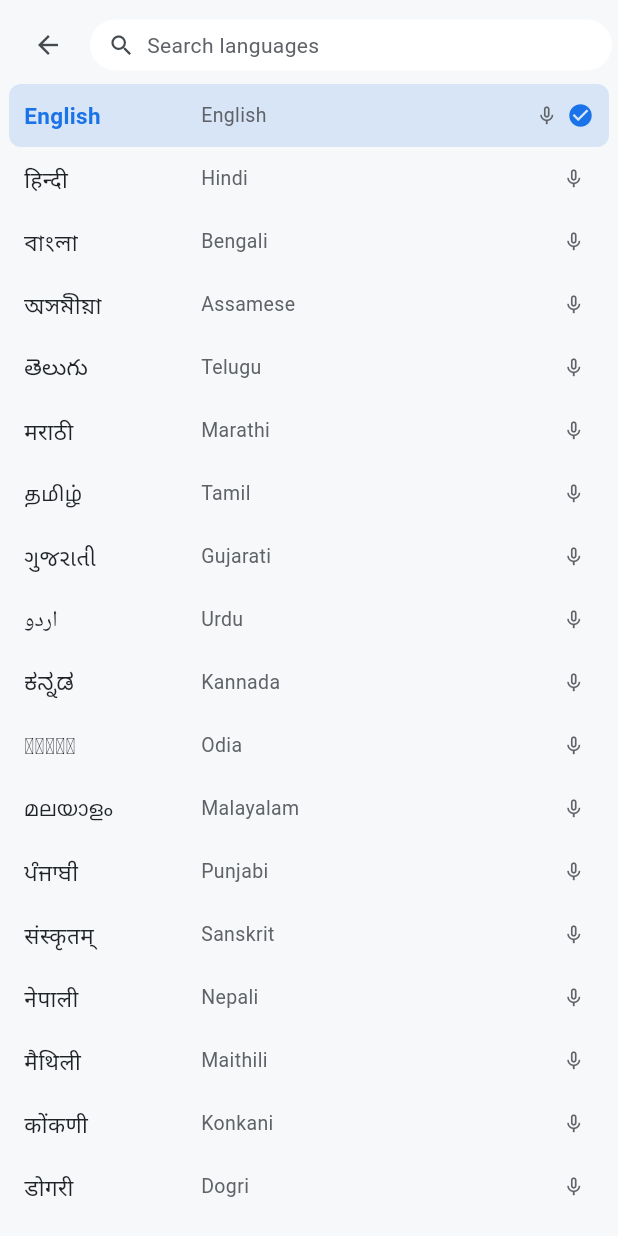
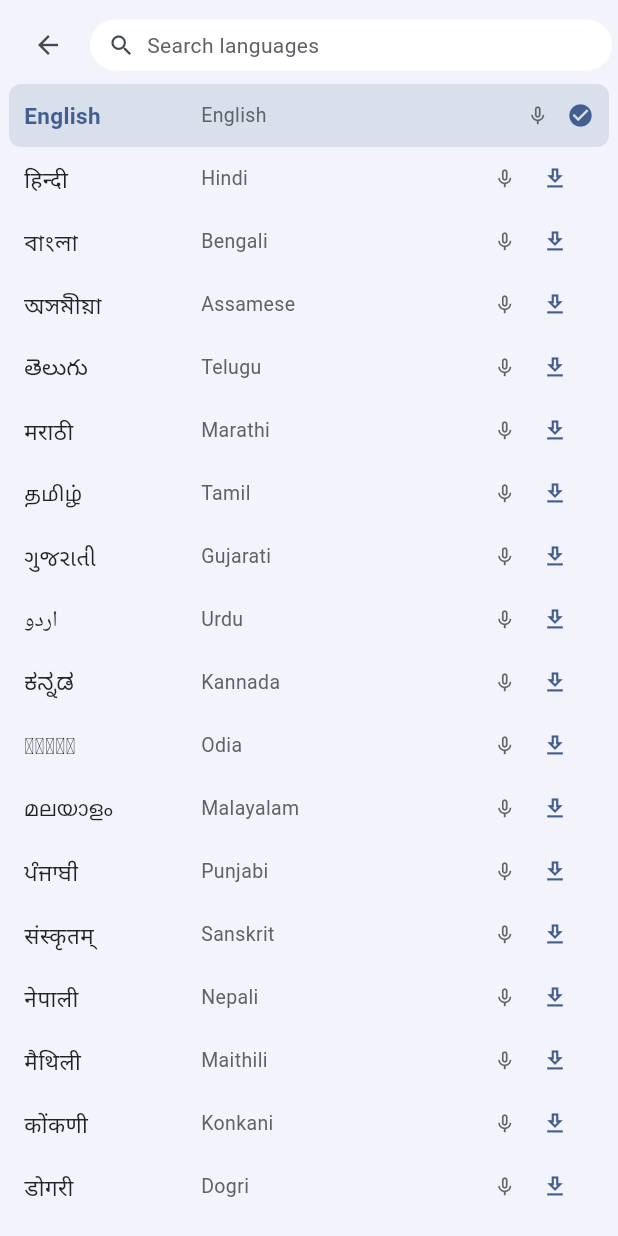
Before and after one commit to sameerswain2026-code/bhasha-keyboard-release, a Flutter app: the LanguagePanel widget shown alone on an empty page, opened directly, on a phone screen of 412 x 824 dp. Run offline on Flutter 3.47's test engine with Material 3 defaults, Android fonts, the phone set to English and light mode, and no system bars; our stand-ins replace shared_preferences; accounts and stored records are empty.

Commit message:
Fix native language packs translation themes and sticker routing

```diff
--- a/lib/core/keyboard_controller.dart
+++ b/lib/core/keyboard_controller.dart
@@ -106,8 +106,13 @@ class KeyboardController extends ChangeNotifier {
   LanguagePack get keyboardLanguage =>
       _micMode == MicMode.translate ? _translateTarget : _language;
   ScriptMode get keyboardScriptMode => _micMode == MicMode.translate
-      ? _translateOutputStyle
-      : _scriptMode;
+      ? (_translateOutputStyle == ScriptMode.native &&
+              !isLanguageInstalled(_translateTarget)
+          ? ScriptMode.roman
+          : _translateOutputStyle)
+      : (_scriptMode == ScriptMode.native && !isLanguageInstalled(_language)
+          ? ScriptMode.roman
+          : _scriptMode);
   int get nativePageCount => keyboardLanguage.isLatin
       ? 1
       : nativeLayoutPagesFor(keyboardLanguage).length;
@@ -229,6 +234,27 @@ class KeyboardController extends ChangeNotifier {
   // ---- Language / script ----
   LanguagePack _language = LanguageRegistry.byId('en');
   LanguagePack get language => _language;
+
+  /// Native alphabets are optional packs so the base APK stays lightweight.
+  /// English is built in; other packs become available after installation.
+  final Set<String> _installedLanguagePacks = {'en'};
+  bool isLanguageInstalled(LanguagePack pack) =>
+      pack.isLatin || _installedLanguagePacks.contains(pack.id);
+  List<String> get installedLanguagePackIds =>
+      List.unmodifiable(_installedLanguagePacks);
+
+  void installLanguagePack(LanguagePack pack) {
+    _installedLanguagePacks.add(pack.id);
+    _persist('installedLanguagePacks', _installedLanguagePacks.toList());
+    notifyListeners();
+  }
+
+  void uninstallLanguagePack(LanguagePack pack) {
+    if (pack.id == 'en' || pack.id == _language.id) return;
+    _installedLanguagePacks.remove(pack.id);
+    _persist('installedLanguagePacks', _installedLanguagePacks.toList());
+    notifyListeners();
+  }
 
   ScriptMode _scriptMode = ScriptMode.roman;
   ScriptMode get scriptMode => _scriptMode;
@@ -644,6 +670,10 @@ class KeyboardController extends ChangeNotifier {
   Future<void> _loadPrefs() async {
     try {
       final prefs = await SharedPreferences.getInstance();
+      _installedLanguagePacks
+        ..clear()
+        ..addAll(prefs.getStringList('installedLanguagePacks') ?? const ['en']);
+      _installedLanguagePacks.add('en');
       final langId = prefs.getString('language');
       if (langId != null) _language = LanguageRegistry.byId(langId);
       final mode = prefs.getString('scriptMode');
@@ -1691,6 +1721,20 @@ class KeyboardController extends ChangeNotifier {
   Future<String> _resolveVoiceText(String text) async {
     if (_micMode != MicMode.translate) return text;
     try {
+      // The offline provider has no semantic Indic-to-Indic dictionary and
+      // previously returned transliteration, which made Hindi↔Odia,
+      // Bengali↔Odia, etc. appear untranslated. Use the configured Gemini
+      // service for these pairs while retaining the fast offline path for
+      // English pairs.
+      if (!_translateSource.isLatin && !_translateTarget.isLatin &&
+          _translateSource.id != _translateTarget.id) {
+        return await _speechPolisher.translateText(
+          text,
+          sourceLanguage: _translateSource.englishName,
+          targetLanguage: _translateTarget.englishName,
+          native: _translateOutputStyle == ScriptMode.native,
+        );
+      }
       String english = text;
       if (!_serverSideTranslateSupported) {
         english = _translateSource.id == 'en'
@@ -1793,6 +1837,17 @@ class KeyboardController extends ChangeNotifier {
     // destination language. This avoids the old trial-through-every-language
     // behavior, which was slow and often selected the wrong source.
     final source = TranslationLanguageDetector.detect(text);
+    if (!source.isLatin && !target.isLatin && source.id != target.id) {
+      final translated = await _speechPolisher.translateText(
+        text,
+        sourceLanguage: source.englishName,
+        targetLanguage: target.englishName,
+        native: target.supportsNative,
+      );
+      await replacer(translated);
+      if (speak) await hostTextSpeaker?.call(translated, target.locale);
+      return;
+    }
     final english = source.id == 'en'
         ? text
         : await _translationEngine.translate(
--- a/lib/ui/kb_theme.dart
+++ b/lib/ui/kb_theme.dart
@@ -35,6 +35,31 @@ class KbTheme {
     required this.panelBg,
   });
 
+  KbTheme copyWith({
+    Color? keyBg,
+    Color? keyBgSpecial,
+    Color? keyBgPressed,
+    Color? icon,
+    Color? accent,
+    Color? accentText,
+    Color? border,
+    Color? panelBg,
+  }) => KbTheme(
+    background: background,
+    keyBg: keyBg ?? this.keyBg,
+    keyBgSpecial: keyBgSpecial ?? this.keyBgSpecial,
+    keyBgPressed: keyBgPressed ?? this.keyBgPressed,
+    keyText: keyText,
+    keyTextSecondary: keyTextSecondary,
+    icon: icon ?? this.icon,
+    accent: accent ?? this.accent,
+    accentText: accentText ?? this.accentText,
+    stripBg: stripBg,
+    suggestionText: suggestionText,
+    border: border ?? this.border,
+    panelBg: panelBg ?? this.panelBg,
+  );
+
   static const light = KbTheme(
     background: Color(0xFFE8EAED),
     keyBg: Color(0xFFFFFFFF),
@@ -68,6 +93,17 @@ class KbTheme {
   );
 
   static KbTheme of(BuildContext context) {
-    return Theme.of(context).brightness == Brightness.dark ? dark : light;
+    final material = Theme.of(context);
+    final base = material.brightness == Brightness.dark ? dark : light;
+    final primary = material.colorScheme.primary;
+    final surface = material.colorScheme.surface;
+    return base.copyWith(
+      accent: primary,
+      accentText: material.colorScheme.onPrimary,
+      keyBgSpecial: Color.alphaBlend(primary.withValues(alpha: 0.12), base.keyBg),
+      keyBgPressed: Color.alphaBlend(primary.withValues(alpha: 0.24), base.keyBg),
+      border: Color.alphaBlend(primary.withValues(alpha: 0.28), base.border),
+      panelBg: Color.alphaBlend(primary.withValues(alpha: 0.035), surface),
+    );
   }
 }
--- a/lib/ui/keyboard_view.dart
+++ b/lib/ui/keyboard_view.dart
@@ -1122,6 +1122,7 @@ class _BottomRow extends StatelessWidget {
             await kb.keyPressedDuringVoice();
             kb.insertText(' ');
           },
+          onLongPressStart: () => kb.togglePanel(ActivePanel.language),
         ),
         KeyWidget(
           label: '.',
--- a/lib/ui/panels/language_panel.dart
+++ b/lib/ui/panels/language_panel.dart
@@ -120,6 +120,29 @@ class LanguagePanel extends StatelessWidget {
                               color: t.keyTextSecondary,
                             ),
                           const SizedBox(width: 6),
+                          if (!lang.isLatin && !kb.isLanguageInstalled(lang))
+                            IconButton(
+                              tooltip: 'Download native keyboard',
+                              visualDensity: VisualDensity.compact,
+                              padding: EdgeInsets.zero,
+                              constraints: const BoxConstraints(
+                                minWidth: 30,
+                                minHeight: 30,
+                              ),
+                              icon: Icon(
+                                Icons.download_outlined,
+                                size: 18,
+                                color: t.accent,
+                              ),
+                              onPressed: () => kb.installLanguagePack(lang),
+                            )
+                          else if (!lang.isLatin)
+                            Icon(
+                              Icons.download_done_outlined,
+                              size: 17,
+                              color: t.accent,
+                            ),
+                          const SizedBox(width: 6),
                           if (selected)
                             Icon(Icons.check_circle, size: 18, color: t.accent),
                         ],
--- a/lib/ui/panels/menu_panel.dart
+++ b/lib/ui/panels/menu_panel.dart
@@ -28,11 +28,7 @@ class _MenuItem {
 const List<_MenuItem> _items = [
   _MenuItem(Icons.palette_outlined, 'Theme', panel: ActivePanel.theme),
   _MenuItem(Icons.gif_box_outlined, 'GIF', panel: ActivePanel.gif),
-  _MenuItem(
-    Icons.emoji_emotions_outlined,
-    'Sticker',
-    panel: ActivePanel.sticker,
-  ),
+  _MenuItem(Icons.sticky_note_2_outlined, 'Sticker', panel: ActivePanel.sticker),
   _MenuItem(Icons.mood, 'Emoji', panel: ActivePanel.emoji),
   _MenuItem(Icons.text_fields, 'Text Editing', panel: ActivePanel.textEditing),
   _MenuItem(
```
Also changed, not shown: lib/data/layouts.dart (+33 -26 lines), lib/engine/gemini_service.dart (+21 -0 lines).
